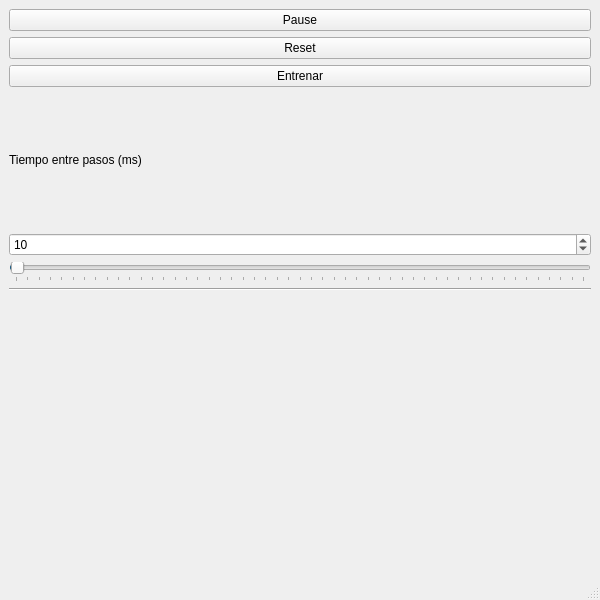
Above: prueba.ui from elKuston/QLearning before the change. Below: the same form after it.
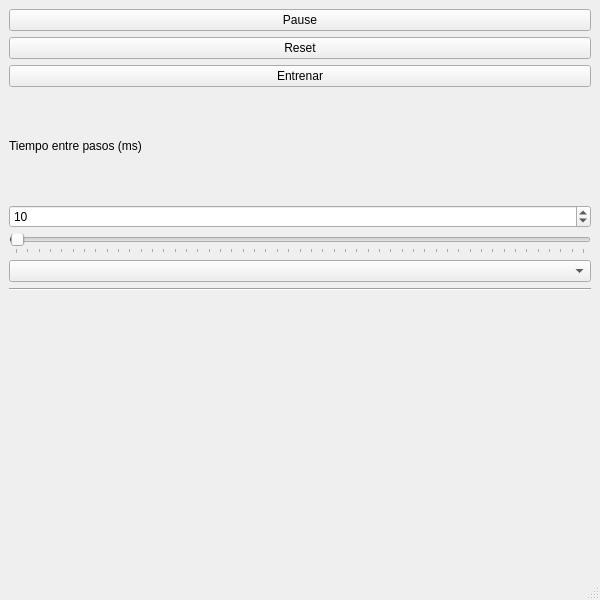
That is the form after the change. Custom widgets are drawn as their Qt base class.

Commit message:
Dropdown de selección del algoritmo (MIEDO)
He tocado muchas cosas y me da sincero MIEDO haber roto algo pero bueno, de momento parece que todo funciona. No creo otra branch porque para esto está la función de restaurar un commit jeje

What changed in the file:
```diff
--- a/prueba.ui
+++ b/prueba.ui
@@ -111,6 +111,9 @@
         </property>
        </widget>
       </item>
+      <item row="7" column="0">
+       <widget class="QComboBox" name="dropdownAlgoritmo"/>
+      </item>
      </layout>
     </item>
    </layout>
```
Left out of the diff: 2 changed lines with no effect on the pictures. The commit also changes 9 other files.
